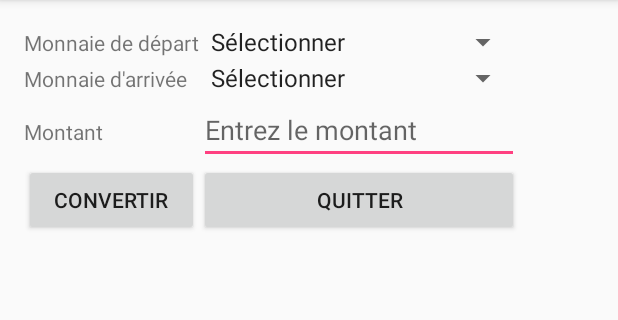
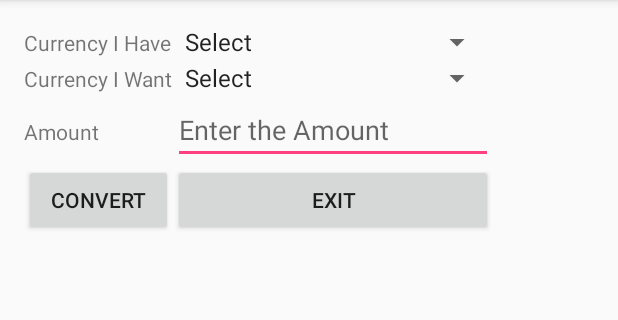
Before and after one commit to malahx/AFPA, an Android app: the screen it shows after launch (MainActivity), on a phone screen of 412 x 824 dp, the part 84-404 px from its top. Run offline under Robolectric (Android 15) with nearby library versions, the phone set to English and light mode, and no system bars.

Commit message:
ajout de l'anglais et du français

```diff
--- a/Android/MoneyConverter/app/src/main/java/afpa/learning/moneyconverter/MainActivity.java
+++ b/Android/MoneyConverter/app/src/main/java/afpa/learning/moneyconverter/MainActivity.java
@@ -10,7 +10,6 @@ import android.widget.Spinner;
 import android.widget.Toast;
 
 import java.util.ArrayList;
-import java.util.Arrays;
 import java.util.List;
 import java.util.Set;
 
@@ -27,12 +26,12 @@ public class MainActivity extends AppCompatActivity {
 
         List<String> money = new ArrayList<String>(c); // Passage en liste (possible de le faire en tableau, mais on ne peut rien lui ajouter)
 
-        money.add(0, "Sélectionner"); // Ajout d'une valeur par défaut
+        money.add(0, this.getString(R.string.select)); // Ajout d'une valeur par défaut
 
         ArrayAdapter<String> adapter = new ArrayAdapter<String>(this, android.R.layout.simple_spinner_item, money); // Création de l'adapter
         adapter.setDropDownViewResource(android.R.layout.simple_spinner_dropdown_item);
 
-        // Récupération des élements spinner
+        // Récupération des éléments spinner
         Spinner spnMoneyBegin = (Spinner) findViewById(R.id.spnMoneyBegin);
         Spinner spnMoneyEnd = (Spinner) findViewById(R.id.spnMoneyEnd);
 
@@ -50,12 +49,12 @@ public class MainActivity extends AppCompatActivity {
     public void convertAction(View v) {
         Spinner spnMoneyBegin = (Spinner) findViewById(R.id.spnMoneyBegin);
         if (spnMoneyBegin.getSelectedItemId() == 0) {
-            Toast.makeText(getBaseContext(), "Saisissez une monnaie de départ", Toast.LENGTH_LONG).show();
+            Toast.makeText(getBaseContext(), this.getString(R.string.moneyBeginInfo), Toast.LENGTH_LONG).show();
             return;
         }
         Spinner spnMoneyEnd = (Spinner) findViewById(R.id.spnMoneyEnd);
         if (spnMoneyEnd.getSelectedItemId() == 0) {
-            Toast.makeText(getBaseContext(), "Saisissez une monnaie d'arrivée", Toast.LENGTH_LONG).show();
+            Toast.makeText(getBaseContext(), this.getString(R.string.moneyEndInfo), Toast.LENGTH_LONG).show();
             return;
         }
         EditText txtAmount = (EditText) findViewById(R.id.txtAmount);
@@ -68,7 +67,7 @@ public class MainActivity extends AppCompatActivity {
             }
         }
         if (valueAmount.isEmpty() || fltAmount == 0) {
-            Toast.makeText(getBaseContext(), "Saisissez un montant à convertir", Toast.LENGTH_LONG).show();
+            Toast.makeText(getBaseContext(), this.getString(R.string.amountInfo), Toast.LENGTH_LONG).show();
             return;
         }
         String source = spnMoneyBegin.getSelectedItem().toString();
--- a/Android/MoneyConverter/app/src/main/res/layout/activity_main.xml
+++ b/Android/MoneyConverter/app/src/main/res/layout/activity_main.xml
@@ -11,8 +11,8 @@
     tools:context="afpa.learning.moneyconverter.MainActivity">
 
     <TableLayout
-        android:layout_width="match_parent"
-        android:layout_height="match_parent"
+        android:layout_width="wrap_content"
+        android:layout_height="wrap_content"
         android:layout_alignParentTop="true"
         android:layout_alignParentLeft="true"
         android:layout_alignParentStart="true">
@@ -22,7 +22,7 @@
             android:layout_height="match_parent" >
 
             <TextView
-                android:text="Monnaie de départ"
+                android:text="@string/moneyBegin"
                 android:layout_width="wrap_content"
                 android:layout_height="wrap_content"
                 android:layout_alignParentTop="true"
@@ -34,7 +34,6 @@
                 android:layout_width="match_parent"
                 android:layout_height="wrap_content"
                 android:id="@+id/spnMoneyBegin"
-                android:entries="@array/listeDevises"
                 android:minWidth="200dp" />
         </TableRow>
 
@@ -43,7 +42,7 @@
             android:layout_height="match_parent" >
 
             <TextView
-                android:text="Monnaie d'arrivée"
+                android:text="@string/moneyEnd"
                 android:layout_width="wrap_content"
                 android:layout_height="wrap_content"
                 android:id="@+id/lblMoneyEnd" />
@@ -52,7 +51,6 @@
                 android:layout_width="match_parent"
                 android:layout_height="wrap_content"
                 android:id="@+id/spnMoneyEnd"
-                android:entries="@array/listeDevises"
                 android:minWidth="200dp" />
 
         </TableRow>
@@ -62,7 +60,7 @@
             android:layout_height="match_parent" >
 
             <TextView
-                android:text="Montant"
+                android:text="@string/amount"
                 android:layout_width="wrap_content"
                 android:layout_height="wrap_content"
                 android:id="@+id/lblAmount" />
@@ -72,7 +70,7 @@
                 android:layout_height="wrap_content"
                 android:ems="10"
                 android:id="@+id/txtAmount"
-                android:hint="Entrez le montant"
+                android:hint="@string/amountHint"
                 android:singleLine="true" />
 
         </TableRow>
@@ -82,7 +80,7 @@
             android:layout_height="match_parent" >
 
             <Button
-                android:text="Convertir"
+                android:text="@string/convert"
                 android:layout_width="wrap_content"
                 android:layout_height="wrap_content"
                 android:id="@+id/btnConvert"
@@ -91,7 +89,7 @@
                 android:onClick="convertAction" />
 
             <Button
-                android:text="Quitter"
+                android:text="@string/exit"
                 android:layout_width="wrap_content"
                 android:layout_height="wrap_content"
                 android:id="@+id/btnExit"
--- a/Android/MoneyConverter/app/src/main/res/layout/result.xml
+++ b/Android/MoneyConverter/app/src/main/res/layout/result.xml
@@ -5,7 +5,7 @@
     android:weightSum="1">
 
     <TextView
-        android:text="Le résultat est :"
+        android:text="@string/result"
         android:layout_width="match_parent"
         android:layout_height="wrap_content"
         android:id="@+id/lblInfo"
@@ -24,7 +24,7 @@
         android:textAlignment="center" />
 
     <Button
-        android:text="Retour"
+        android:text="@string/finish"
         android:layout_width="match_parent"
         android:layout_height="wrap_content"
         android:id="@+id/btnReturn"
--- a/Android/MoneyConverter/app/src/main/res/values/strings.xml
+++ b/Android/MoneyConverter/app/src/main/res/values/strings.xml
@@ -1,6 +1,16 @@
+<?xml version="1.0" encoding="utf-8"?>
 <resources>
     <string name="app_name">MoneyConverter</string>
-    <string-array name="listeDevises">
-        <item>Selectionner</item>
-    </string-array>
+    <string name="select">Select</string>
+    <string name="moneyBeginInfo">Select the  une monnaie de départ</string>
+    <string name="moneyEndInfo">Select the currency you have</string>
+    <string name="amountInfo">Select the currency you want</string>
+    <string name="result">The result is :</string>
+    <string name="moneyBegin">Currency I Have</string>
+    <string name="moneyEnd">Currency I Want</string>
+    <string name="amount">Amount</string>
+    <string name="amountHint">Enter the Amount</string>
+    <string name="convert">Convert</string>
+    <string name="exit">Exit</string>
+    <string name="finish">Return</string>
 </resources>
```
Also changed, not shown: 1 other file.
